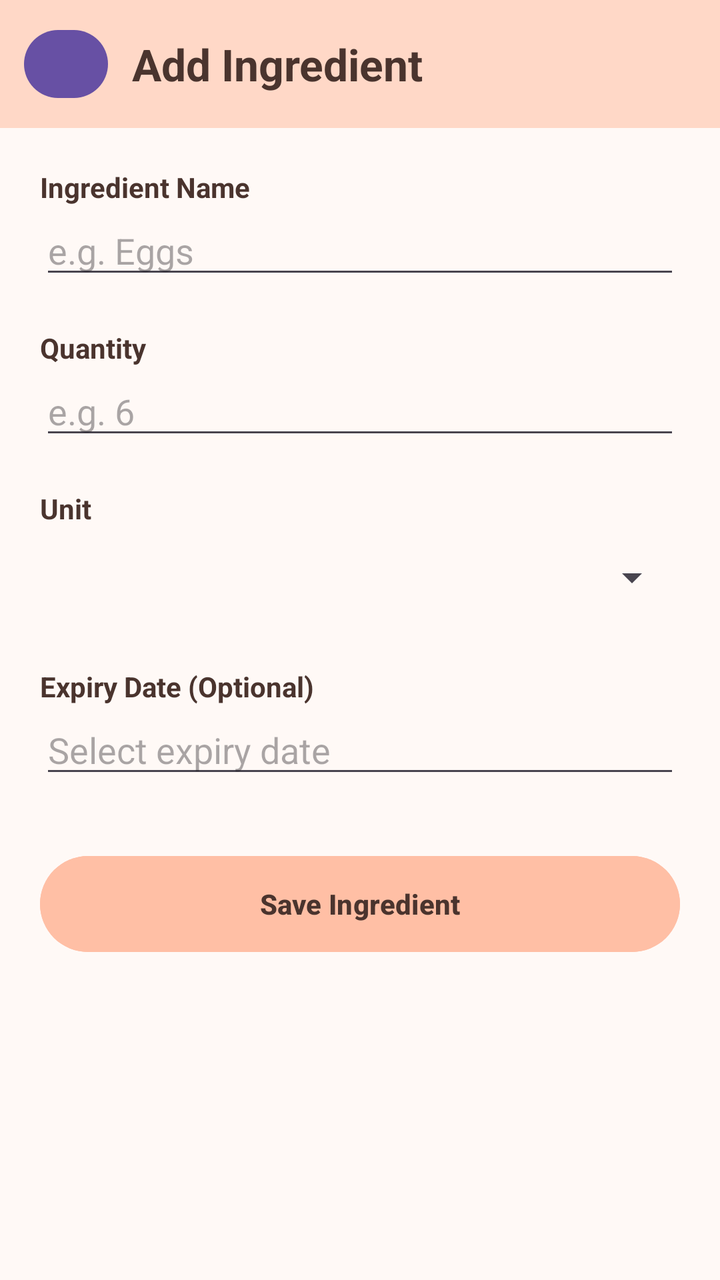
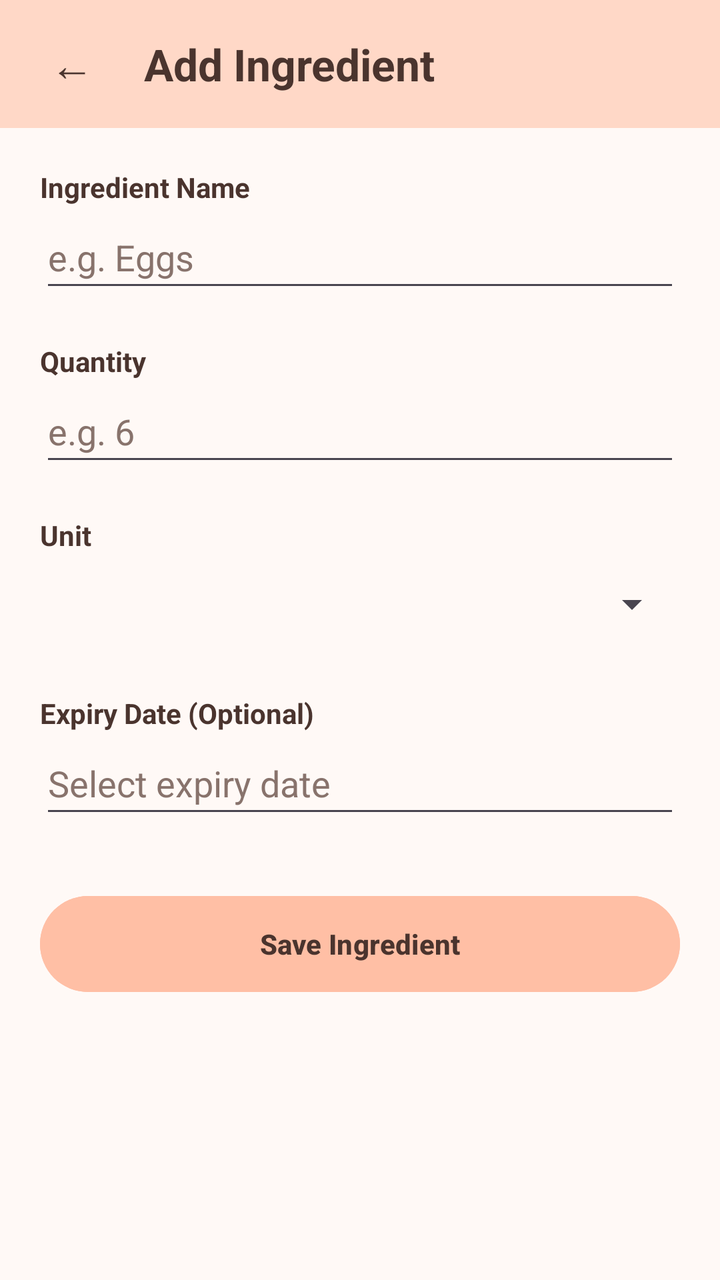

Compare the two renders of this Android layout. The source of the first and the diff that turns it into the second are given below.
<!-- AndroidManifest.xml: application theme Theme.SmartPantryManager -->
<!-- res/layout/activity_add_edit_ingredient.xml -->
<?xml version="1.0" encoding="utf-8"?>
<ScrollView
    xmlns:android="http://schemas.android.com/apk/res/android"
    android:id="@+id/main"
    android:layout_width="match_parent"
    android:layout_height="match_parent"
    android:background="#FFF9F6"
    android:fillViewport="true">

    <LinearLayout
        android:layout_width="match_parent"
        android:layout_height="wrap_content"
        android:orientation="vertical">

        <LinearLayout
            android:layout_width="match_parent"
            android:layout_height="64dp"
            android:background="#FFD8C7"
            android:gravity="center_vertical"
            android:orientation="horizontal"
            android:paddingStart="12dp"
            android:paddingEnd="20dp">

            <Button
                android:id="@+id/backButton"
                android:layout_width="42dp"
                android:layout_height="42dp"
                android:text="←"
                android:textSize="18sp" />

            <TextView
                android:id="@+id/screenTitle"
                android:layout_width="wrap_content"
                android:layout_height="wrap_content"
                android:layout_marginStart="12dp"
                android:text="Add Ingredient"
                android:textColor="#4A342E"
                android:textSize="22sp"
                android:textStyle="bold" />

        </LinearLayout>

        <LinearLayout
            android:layout_width="match_parent"
            android:layout_height="wrap_content"
            android:orientation="vertical"
            android:padding="20dp">

            <TextView
                android:layout_width="wrap_content"
                android:layout_height="wrap_content"
                android:text="Ingredient Name"
                android:textColor="#4A342E"
                android:textStyle="bold" />

            <EditText
                android:id="@+id/nameInput"
                android:layout_width="match_parent"
                android:layout_height="wrap_content"
                android:hint="e.g. Eggs"
                android:inputType="textCapWords" />

            <TextView
                android:layout_width="wrap_content"
                android:layout_height="wrap_content"
                android:layout_marginTop="20dp"
                android:text="Quantity"
                android:textColor="#4A342E"
                android:textStyle="bold" />

            <EditText
                android:id="@+id/quantityInput"
                android:layout_width="match_parent"
                android:layout_height="wrap_content"
                android:hint="e.g. 6"
                android:inputType="numberDecimal" />

            <TextView
                android:layout_width="wrap_content"
                android:layout_height="wrap_content"
                android:layout_marginTop="20dp"
                android:text="Unit"
                android:textColor="#4A342E"
                android:textStyle="bold" />

            <Spinner
                android:id="@+id/unitSpinner"
                android:layout_width="match_parent"
                android:layout_height="50dp" />

            <TextView
                android:layout_width="wrap_content"
                android:layout_height="wrap_content"
                android:layout_marginTop="20dp"
                android:text="Expiry Date (Optional)"
                android:textColor="#4A342E"
                android:textStyle="bold" />

            <EditText
                android:id="@+id/expiryInput"
                android:layout_width="match_parent"
                android:layout_height="wrap_content"
                android:clickable="true"
                android:focusable="false"
                android:hint="Select expiry date" />

            <Button
                android:id="@+id/saveButton"
                android:layout_width="match_parent"
                android:layout_height="56dp"
                android:layout_marginTop="30dp"
                android:backgroundTint="#FFBFA5"
                android:text="Save Ingredient"
                android:textColor="#4A342E"
                android:textStyle="bold" />

            <Button
                android:id="@+id/deleteButton"
                android:layout_width="match_parent"
                android:layout_height="56dp"
                android:layout_marginTop="12dp"
                android:text="Delete Ingredient"
                android:visibility="gone" />

        </LinearLayout>

    </LinearLayout>

</ScrollView>
<!-- resources referenced by this layout -->
<resources>
  <style name="Theme.SmartPantryManager" parent="Base.Theme.SmartPantryManager" />
  <style name="Base.Theme.SmartPantryManager" parent="Theme.Material3.DayNight.NoActionBar">
          
          
      </style>
</resources>

<!-- the commit's change to res/layout/activity_add_edit_ingredient.xml (unified diff, before → after) -->
@@ -4,8 +4,9 @@
     android:id="@+id/main"
     android:layout_width="match_parent"
     android:layout_height="match_parent"
-    android:background="#FFF9F6"
-    android:fillViewport="true">
+    android:background="@color/app_background"
+    android:fillViewport="true"
+    android:fitsSystemWindows="true">
 
     <LinearLayout
         android:layout_width="match_parent"
@@ -15,7 +16,7 @@
         <LinearLayout
             android:layout_width="match_parent"
             android:layout_height="64dp"
-            android:background="#FFD8C7"
+            android:background="@color/top_bar"
             android:gravity="center_vertical"
             android:orientation="horizontal"
             android:paddingStart="12dp"
@@ -23,10 +24,16 @@
 
             <Button
                 android:id="@+id/backButton"
-                android:layout_width="42dp"
-                android:layout_height="42dp"
+                android:layout_width="48dp"
+                android:layout_height="48dp"
+                android:backgroundTint="@android:color/transparent"
+                android:minWidth="0dp"
+                android:minHeight="0dp"
+                android:padding="0dp"
+                android:stateListAnimator="@null"
                 android:text="←"
-                android:textSize="18sp" />
+                android:textColor="@color/main_text"
+                android:textSize="22sp" />
 
             <TextView
                 android:id="@+id/screenTitle"
@@ -34,7 +41,7 @@
                 android:layout_height="wrap_content"
                 android:layout_marginStart="12dp"
                 android:text="Add Ingredient"
-                android:textColor="#4A342E"
+                android:textColor="@color/main_text"
                 android:textSize="22sp"
                 android:textStyle="bold" />
 
@@ -50,37 +57,43 @@
                 android:layout_width="wrap_content"
                 android:layout_height="wrap_content"
                 android:text="Ingredient Name"
-                android:textColor="#4A342E"
+                android:textColor="@color/main_text"
                 android:textStyle="bold" />
 
             <EditText
                 android:id="@+id/nameInput"
                 android:layout_width="match_parent"
                 android:layout_height="wrap_content"
+                android:minHeight="48dp"
                 android:hint="e.g. Eggs"
-                android:inputType="textCapWords" />
+                android:inputType="textCapWords"
+                android:textColor="@color/main_text"
+                android:textColorHint="@color/light_secondary_text" />
 
             <TextView
                 android:layout_width="wrap_content"
                 android:layout_height="wrap_content"
                 android:layout_marginTop="20dp"
                 android:text="Quantity"
-                android:textColor="#4A342E"
+                android:textColor="@color/main_text"
                 android:textStyle="bold" />
 
             <EditText
                 android:id="@+id/quantityInput"
                 android:layout_width="match_parent"
                 android:layout_height="wrap_content"
+                android:minHeight="48dp"
                 android:hint="e.g. 6"
-                android:inputType="numberDecimal" />
+                android:inputType="numberDecimal"
+                android:textColor="@color/main_text"
+                android:textColorHint="@color/light_secondary_text" />
 
             <TextView
                 android:layout_width="wrap_content"
                 android:layout_height="wrap_content"
                 android:layout_marginTop="20dp"
                 android:text="Unit"
-                android:textColor="#4A342E"
+                android:textColor="@color/main_text"
                 android:textStyle="bold" />
 
             <Spinner
@@ -93,25 +106,28 @@
                 android:layout_height="wrap_content"
                 android:layout_marginTop="20dp"
                 android:text="Expiry Date (Optional)"
-                android:textColor="#4A342E"
+                android:textColor="@color/main_text"
                 android:textStyle="bold" />
 
             <EditText
                 android:id="@+id/expiryInput"
                 android:layout_width="match_parent"
                 android:layout_height="wrap_content"
+                android:minHeight="48dp"
                 android:clickable="true"
                 android:focusable="false"
-                android:hint="Select expiry date" />
+                android:hint="Select expiry date"
+                android:textColor="@color/main_text"
+                android:textColorHint="@color/light_secondary_text" />
 
             <Button
                 android:id="@+id/saveButton"
                 android:layout_width="match_parent"
                 android:layout_height="56dp"
                 android:layout_marginTop="30dp"
-                android:backgroundTint="#FFBFA5"
+                android:backgroundTint="@color/button_background"
                 android:text="Save Ingredient"
-                android:textColor="#4A342E"
+                android:textColor="@color/main_text"
                 android:textStyle="bold" />
 
             <Button
@@ -119,7 +135,10 @@
                 android:layout_width="match_parent"
                 android:layout_height="56dp"
                 android:layout_marginTop="12dp"
+                android:backgroundTint="@color/expired_text"
                 android:text="Delete Ingredient"
+                android:textColor="@android:color/white"
+                android:textStyle="bold"
                 android:visibility="gone" />
 
         </LinearLayout>
<!-- resource entries referenced after the edit -->
@@ -1,5 +1,11 @@
 <!-- resources referenced by this layout -->
 <resources>
+  <color name="app_background">#FFF9F6</color>
+  <color name="button_background">#FFBFA5</color>
+  <color name="expired_text">#B3261E</color>
+  <color name="light_secondary_text">#88736C</color>
+  <color name="main_text">#4A342E</color>
+  <color name="top_bar">#FFD8C7</color>
   <style name="Theme.SmartPantryManager" parent="Base.Theme.SmartPantryManager" />
   <style name="Base.Theme.SmartPantryManager" parent="Theme.Material3.DayNight.NoActionBar">
           
